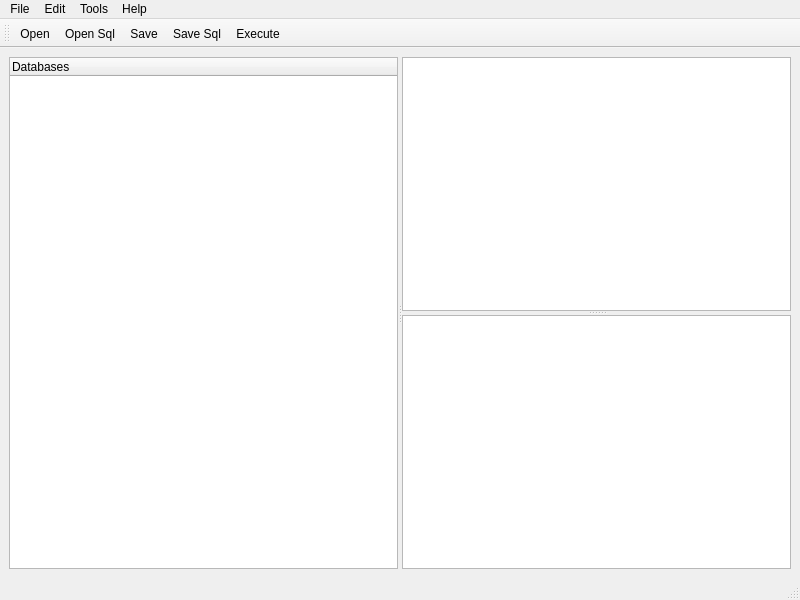
First picture: the form in mainwindow.ui, repository anachuri/dbmsClient, before the edit.
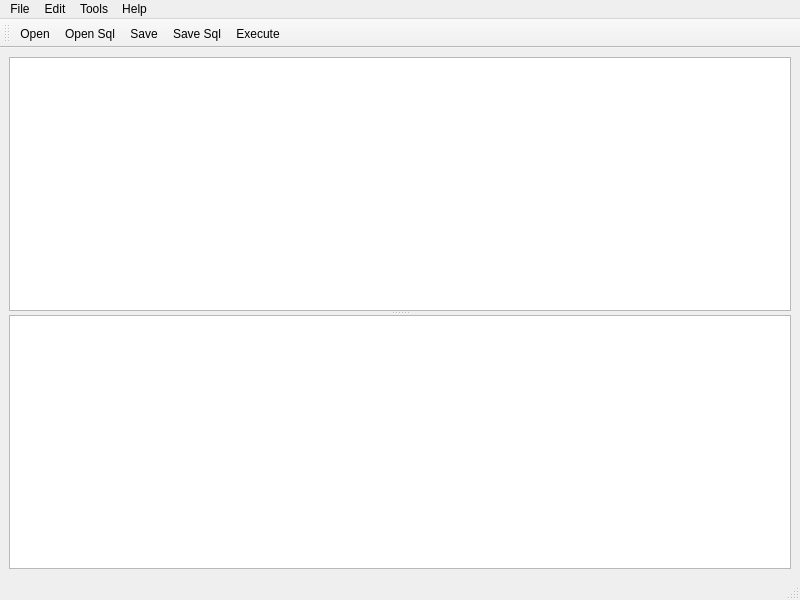
Second picture: the form after the edit. Icons and pictures are not drawn.

Patch:
```diff
--- a/mainwindow.ui
+++ b/mainwindow.ui
@@ -16,25 +16,11 @@
   <widget class="QWidget" name="centralwidget">
    <layout class="QGridLayout" name="gridLayout">
     <item row="0" column="0">
-     <widget class="QSplitter" name="splitter_2">
+     <widget class="QSplitter" name="splitter">
       <property name="orientation">
        <enum>Qt::Orientation::Horizontal</enum>
       </property>
-      <widget class="QTreeWidget" name="treeWidget">
-       <property name="contextMenuPolicy">
-        <enum>Qt::ContextMenuPolicy::ActionsContextMenu</enum>
-       </property>
-       <column>
-        <property name="text">
-         <string notr="true">Databases</string>
-        </property>
-        <property name="icon">
-         <iconset resource="resources.qrc">
-          <normaloff>:/img/database.png</normaloff>:/img/database.png</iconset>
-        </property>
-       </column>
-      </widget>
-      <widget class="QSplitter" name="splitter">
+      <widget class="QSplitter" name="splitter2">
        <property name="orientation">
         <enum>Qt::Orientation::Vertical</enum>
        </property>
```
Left out of the diff: 2 changed lines with no effect on the pictures.
